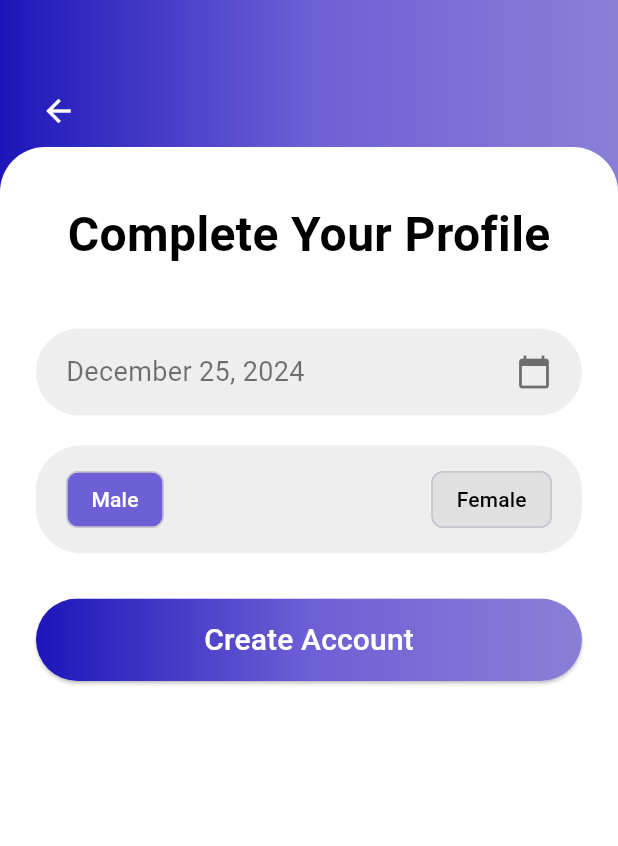
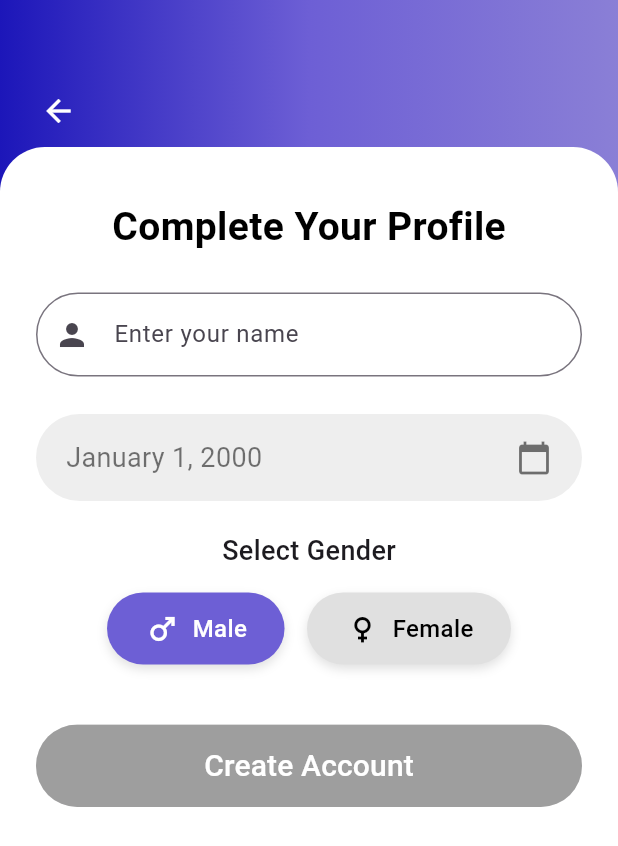
Before and after one commit to PulinduYK/VenomVerseApp, a Flutter app: the BirthdayGenderPage screen opened directly, on a phone screen of 412 x 824 dp. Shown: the top 846 px of the screen. Run offline on Flutter 3.47's test engine with Material 3 defaults, Android fonts, the phone set to English and light mode, and no system bars; our stand-ins replace google_fonts.

Commit message:
added new changes of login and signup pages
add the validations for that pages

```diff
--- a/App/lib/Login_and_signup/birthdaygenderpage.dart
+++ b/App/lib/Login_and_signup/birthdaygenderpage.dart
@@ -8,7 +8,8 @@ class BirthdayGenderPage extends StatefulWidget {
 }
 
 class _BirthdayGenderPageState extends State<BirthdayGenderPage> {
-  DateTime _selectedDate = DateTime(2024, 12, 25);
+  final TextEditingController _nameController = TextEditingController();
+  DateTime _selectedDate = DateTime(2000, 1, 1); // Default Date
   String _selectedGender = 'Male';
 
   void _selectDate(BuildContext context) async {
@@ -36,6 +37,10 @@ class _BirthdayGenderPageState extends State<BirthdayGenderPage> {
         _selectedDate = picked;
       });
     }
+  }
+
+  bool _isFormValid() {
+    return _nameController.text.isNotEmpty;
   }
 
   @override
@@ -86,12 +91,27 @@ class _BirthdayGenderPageState extends State<BirthdayGenderPage> {
                     const Text(
                       'Complete Your Profile',
                       style: TextStyle(
-                        fontSize: 32,
+                        fontSize: 26,
                         fontWeight: FontWeight.bold,
                         color: Colors.black,
                       ),
                     ),
-                    const SizedBox(height: 40),
+                    const SizedBox(height: 25),
+
+                    // User Name Field
+                    TextField(
+                      controller: _nameController,
+                      decoration: InputDecoration(
+                        hintText: 'Enter your name',
+                        prefixIcon: const Icon(Icons.person),
+                        border: OutlineInputBorder(
+                          borderRadius: BorderRadius.circular(30),
+                        ),
+                      ),
+                    ),
+
+                    const SizedBox(height: 25),
+
                     // Modern Birthday Picker
                     GestureDetector(
                       onTap: () => _selectDate(context),
@@ -113,53 +133,109 @@ class _BirthdayGenderPageState extends State<BirthdayGenderPage> {
                         ),
                       ),
                     ),
+
                     const SizedBox(height: 20),
-                    // Modern Gender Selection
-                    Container(
-                      padding: EdgeInsets.symmetric(horizontal: 20, vertical: 12),
-                      decoration: BoxDecoration(
-                        color: Colors.grey[200],
-                        borderRadius: BorderRadius.circular(30),
+
+                    // Gender Selection
+                    const Text(
+                      "Select Gender",
+                      style: TextStyle(fontSize: 18, fontWeight: FontWeight.w500),
                     ),
-                      child: Row(
-                        mainAxisAlignment: MainAxisAlignment.spaceBetween,
+                    const SizedBox(height: 15),
+
+                    Row(
+                      mainAxisAlignment: MainAxisAlignment.center,
                       children: [
+                        // Male Button
                         GestureDetector(
                           onTap: () {
                             setState(() {
                               _selectedGender = 'Male';
                             });
                           },
-                            child: Chip(
-                              label: Text('Male'),
-                              backgroundColor: _selectedGender == 'Male'
+                          child: Container(
+                            padding: EdgeInsets.symmetric(horizontal: 25, vertical: 12),
+                            decoration: BoxDecoration(
+                              color: _selectedGender == 'Male'
                                   ? Color(0xFF6D5FD5)
                                   : Colors.grey[300],
-                              labelStyle: TextStyle(
+                              borderRadius: BorderRadius.circular(30),
+                              boxShadow: [
+                                BoxShadow(
+                                  color: Colors.black12,
+                                  blurRadius: 5,
+                                  offset: Offset(0, 3),
+                                ),
+                              ],
+                            ),
+                            child: Row(
+                              children: [
+                                Icon(
+                                  Icons.male,
                                   color: _selectedGender == 'Male' ? Colors.white : Colors.black,
+                                ),
+                                const SizedBox(width: 8),
+                                Text(
+                                  'Male',
+                                  style: TextStyle(
+                                    fontSize: 16,
+                                    color: _selectedGender == 'Male' ? Colors.white : Colors.black,
+                                    fontWeight: FontWeight.w500,
+                                  ),
+                                ),
+                              ],
                             ),
                           ),
                         ),
+
+                        const SizedBox(width: 15),
+
+                        // Female Button
                         GestureDetector(
                           onTap: () {
                             setState(() {
                               _selectedGender = 'Female';
                             });
                           },
-                            child: Chip(
-                              label: Text('Female'),
-                              backgroundColor: _selectedGender == 'Female'
+                          child: Container(
+                            padding: EdgeInsets.symmetric(horizontal: 25, vertical: 12),
+                            decoration: BoxDecoration(
+                              color: _selectedGender == 'Female'
                                   ? Color(0xFF6D5FD5)
                                   : Colors.grey[300],
-                              labelStyle: TextStyle(
+                              borderRadius: BorderRadius.circular(30),
+                              boxShadow: [
+                                BoxShadow(
+                                  color: Colors.black12,
+                                  blurRadius: 5,
+                                  offset: Offset(0, 3),
+                                ),
+                              ],
+                            ),
+                            child: Row(
+                              children: [
+                                Icon(
+                                  Icons.female,
                                   color: _selectedGender == 'Female' ? Colors.white : Colors.black,
+                                ),
+                                const SizedBox(width: 8),
+                                Text(
+                                  'Female',
+                                  style: TextStyle(
+                                    fontSize: 16,
+                                    color: _selectedGender == 'Female' ? Colors.white : Colors.black,
+                                    fontWeight: FontWeight.w500,
+                                  ),
+                                ),
+                              ],
                             ),
                           ),
                         ),
                       ],
                     ),
-                    ),
-                    const SizedBox(height: 30),
+
+                    const SizedBox(height: 40),
+
                     // Create Account Button
                     SizedBox(
                       width: double.infinity,
@@ -171,24 +247,29 @@ class _BirthdayGenderPageState extends State<BirthdayGenderPage> {
                           ),
                           padding: const EdgeInsets.all(0),
                         ),
-                        onPressed: () {
+                        onPressed: _isFormValid()
+                            ? () {
                           Navigator.pushReplacement(
                             context,
                             MaterialPageRoute(
                               builder: (context) => const SuccessPage(),
                             ),
                           );
-                        },
+                        }
+                            : null,
                         child: Ink(
                           decoration: BoxDecoration(
-                            gradient: const LinearGradient(
+                            gradient: _isFormValid()
+                                ? const LinearGradient(
                               colors: [
                                 Color(0xFF1C16B9),
                                 Color(0xFF6D5FD5),
                                 Color(0xFF8A7FD6),
                               ],
-                            ),
+                            )
+                                : null,
                             borderRadius: BorderRadius.circular(30),
+                            color: _isFormValid() ? null : Colors.grey,
                           ),
                           child: const Center(
                             child: Text(
--- a/App/pubspec.yaml
+++ b/App/pubspec.yaml
@@ -34,6 +34,8 @@ dependencies:
   # The following adds the Cupertino Icons font to your application.
   # Use with the CupertinoIcons class for iOS style icons.
   cupertino_icons: ^1.0.8
+  intl: ^0.18.1
+
 
 dev_dependencies:
   flutter_test:
```
Also changed, not shown: App/lib/Login_and_signup/SignUpPage.dart (+91 -89 lines), App/pubspec.lock. Lines whose indentation alone changed are shown as unchanged.
